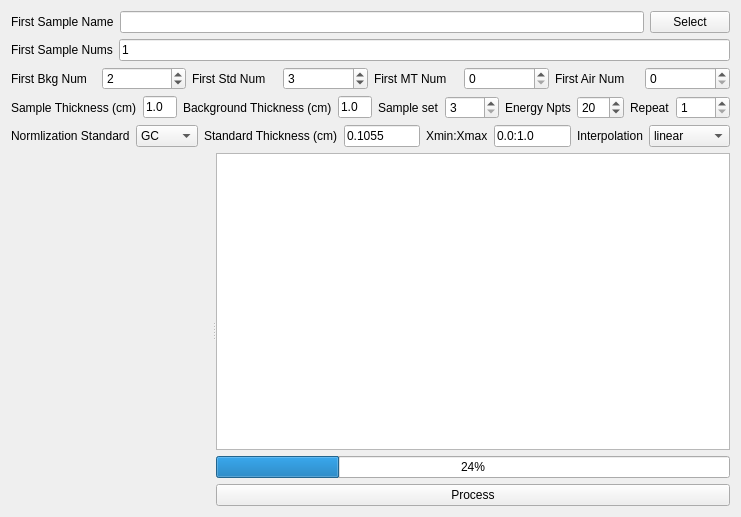
First picture: the form in UI_Forms/ASAXS_Batch_Processor_2.ui, repository chemmatcars/XAnoS, before the edit.
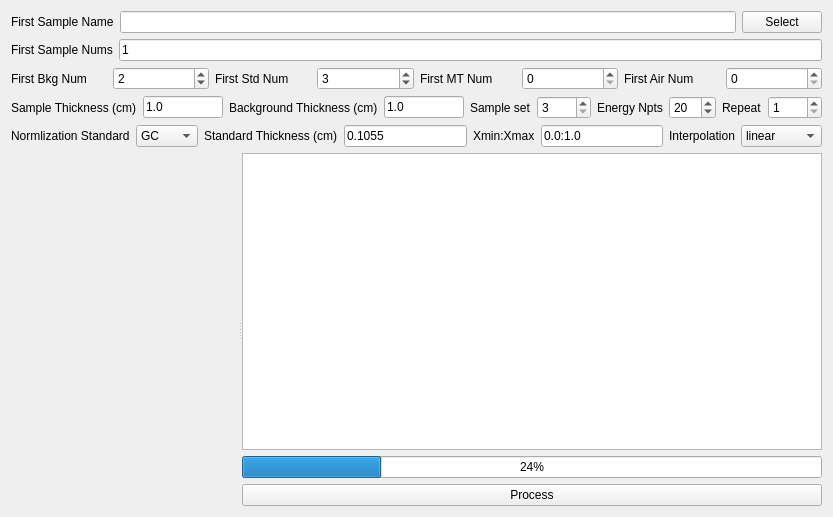
Second picture: the form after the edit. Custom widgets are drawn as their Qt base class.

```diff
--- a/UI_Forms/ASAXS_Batch_Processor_2.ui
+++ b/UI_Forms/ASAXS_Batch_Processor_2.ui
@@ -6,7 +6,7 @@
    <rect>
     <x>0</x>
     <y>0</y>
-    <width>741</width>
+    <width>833</width>
     <height>517</height>
    </rect>
   </property>
@@ -123,7 +123,11 @@
       </widget>
      </item>
      <item>
-      <widget class="QSpinBox" name="airSpinBox"/>
+      <widget class="QSpinBox" name="airSpinBox">
+       <property name="maximum">
+        <number>100000</number>
+       </property>
+      </widget>
      </item>
     </layout>
    </item>
```
